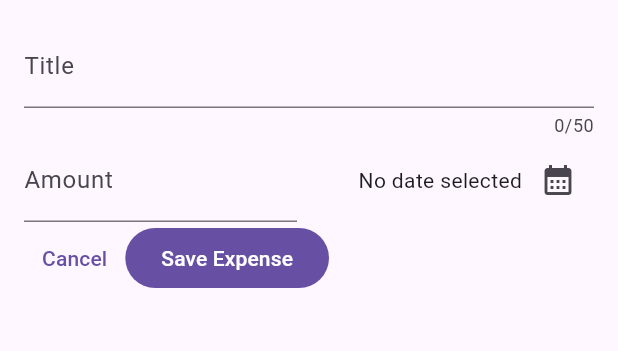
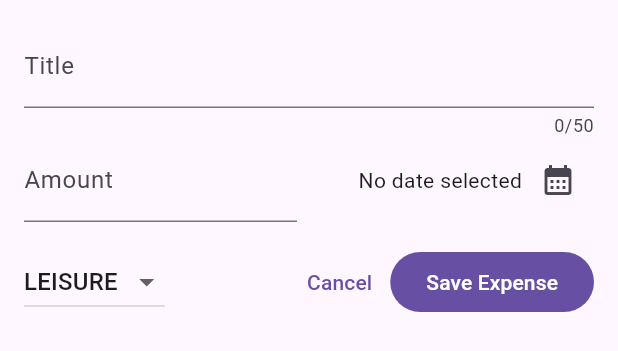
Before and after one commit to suhejbmorina99/flutter_mini_projects, a Flutter app: the NewExpense widget shown alone on an empty page, opened directly, on a phone screen of 412 x 824 dp. Shown: the top 351 px of the screen. Run offline on Flutter 3.47's test engine with Material 3 defaults, Android fonts, the phone set to English and light mode, and no system bars; our stand-ins replace google_fonts.

Commit message:
added dropdown button

```diff
--- a/expense_tracker/lib/widgets/new_expense.dart
+++ b/expense_tracker/lib/widgets/new_expense.dart
@@ -14,6 +14,7 @@ class _NewEXpenseState extends State<NewExpense> {
   final _titleController = TextEditingController();
   final _amountController = TextEditingController();
   DateTime? _selectedDate;
+  Category _selectedCategory = Category.leisure;
 
   void _presentDatePicket() async {
     final now = DateTime.now();
@@ -83,8 +84,32 @@ class _NewEXpenseState extends State<NewExpense> {
               ),
             ],
           ),
+          const SizedBox(
+            height: 16,
+          ),
           Row(
             children: [
+              DropdownButton(
+                  value: _selectedCategory,
+                  items: Category.values
+                      .map(
+                        (category) => DropdownMenuItem(
+                          value: category,
+                          child: Text(
+                            category.name.toUpperCase(),
+                          ),
+                        ),
+                      )
+                      .toList(),
+                  onChanged: (value) {
+                    if (value == null) {
+                      return;
+                    }
+                    setState(() {
+                      _selectedCategory = value;
+                    });
+                  }),
+              const Spacer(),
               TextButton(
                 onPressed: () {
                   Navigator.pop(context);
```
